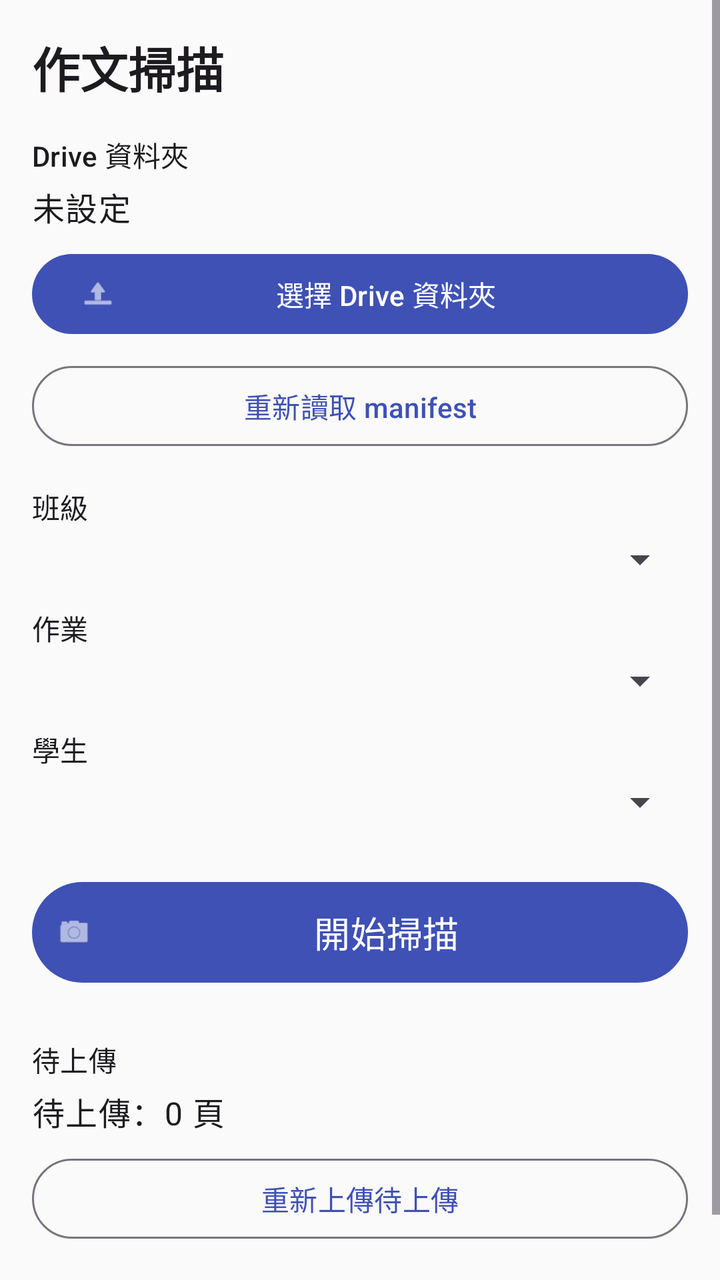
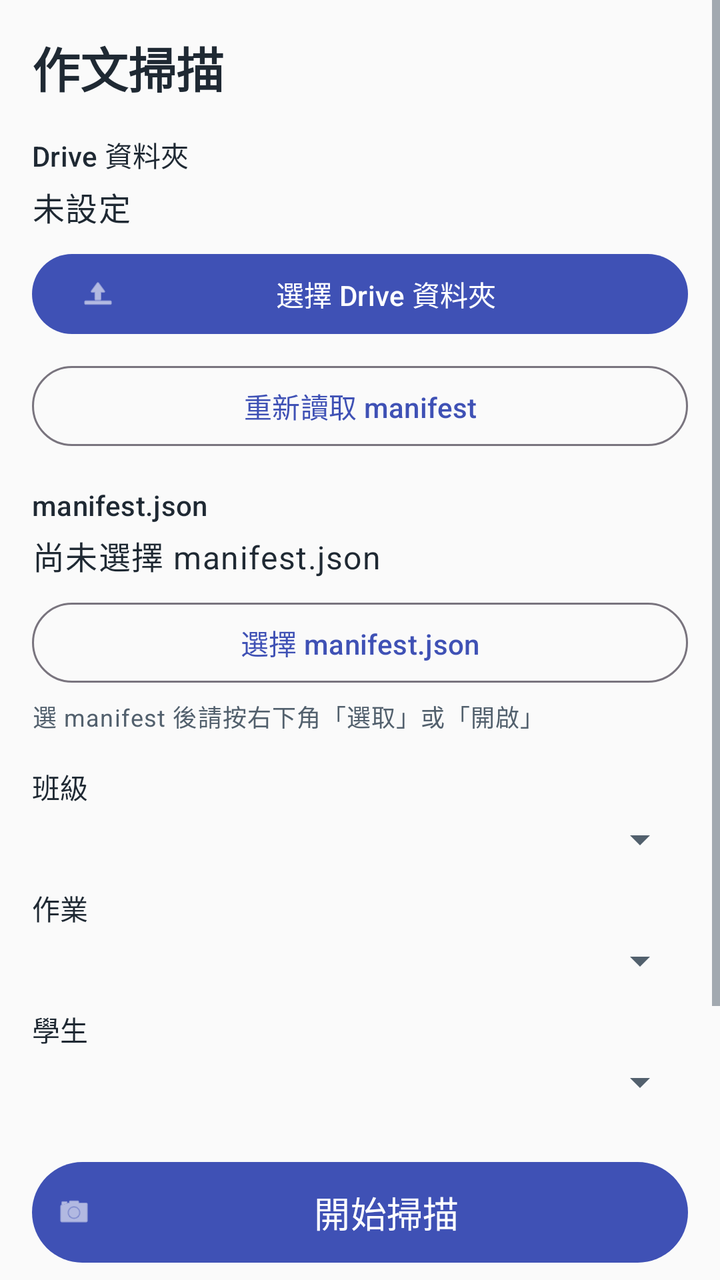

Before-and-after screenshots of an Android layout around one commit, followed by the original layout XML and the change that was made.
<!-- AndroidManifest.xml: application theme Theme.EssayGrader -->
<!-- res/layout/activity_main.xml -->
<?xml version="1.0" encoding="utf-8"?>
<ScrollView xmlns:android="http://schemas.android.com/apk/res/android"
    xmlns:app="http://schemas.android.com/apk/res-auto"
    android:layout_width="match_parent"
    android:layout_height="match_parent"
    android:fillViewport="true">

    <LinearLayout
        android:layout_width="match_parent"
        android:layout_height="wrap_content"
        android:orientation="vertical"
        android:padding="16dp">

        <TextView
            android:id="@+id/titleText"
            android:layout_width="match_parent"
            android:layout_height="wrap_content"
            android:text="@string/title"
            android:textAppearance="?attr/textAppearanceHeadlineSmall"
            android:textStyle="bold" />

        <TextView
            android:layout_width="match_parent"
            android:layout_height="wrap_content"
            android:layout_marginTop="16dp"
            android:text="@string/drive_status_label"
            android:textAppearance="?attr/textAppearanceTitleSmall" />

        <TextView
            android:id="@+id/driveStatusText"
            android:layout_width="match_parent"
            android:layout_height="wrap_content"
            android:layout_marginTop="4dp"
            android:text="@string/drive_not_set"
            android:textAppearance="?attr/textAppearanceBodyLarge" />

        <com.google.android.material.button.MaterialButton
            android:id="@+id/chooseDriveButton"
            android:layout_width="match_parent"
            android:layout_height="wrap_content"
            android:layout_marginTop="8dp"
            android:text="@string/choose_drive"
            app:icon="@android:drawable/ic_menu_upload" />

        <com.google.android.material.button.MaterialButton
            android:id="@+id/reloadManifestButton"
            style="@style/Widget.Material3.Button.OutlinedButton"
            android:layout_width="match_parent"
            android:layout_height="wrap_content"
            android:layout_marginTop="8dp"
            android:text="@string/reload_manifest" />

        <TextView
            android:layout_width="match_parent"
            android:layout_height="wrap_content"
            android:layout_marginTop="16dp"
            android:text="@string/label_class"
            android:textAppearance="?attr/textAppearanceTitleSmall" />

        <Spinner
            android:id="@+id/classSpinner"
            android:layout_width="match_parent"
            android:layout_height="wrap_content"
            android:layout_marginTop="4dp" />

        <TextView
            android:layout_width="match_parent"
            android:layout_height="wrap_content"
            android:layout_marginTop="12dp"
            android:text="@string/label_assignment"
            android:textAppearance="?attr/textAppearanceTitleSmall" />

        <Spinner
            android:id="@+id/assignmentSpinner"
            android:layout_width="match_parent"
            android:layout_height="wrap_content"
            android:layout_marginTop="4dp" />

        <TextView
            android:layout_width="match_parent"
            android:layout_height="wrap_content"
            android:layout_marginTop="12dp"
            android:text="@string/label_student"
            android:textAppearance="?attr/textAppearanceTitleSmall" />

        <Spinner
            android:id="@+id/studentSpinner"
            android:layout_width="match_parent"
            android:layout_height="wrap_content"
            android:layout_marginTop="4dp" />

        <com.google.android.material.button.MaterialButton
            android:id="@+id/scanButton"
            android:layout_width="match_parent"
            android:layout_height="wrap_content"
            android:layout_marginTop="24dp"
            android:padding="12dp"
            android:text="@string/start_scan"
            android:textSize="18sp"
            app:icon="@android:drawable/ic_menu_camera" />

        <TextView
            android:layout_width="match_parent"
            android:layout_height="wrap_content"
            android:layout_marginTop="24dp"
            android:text="@string/pending_label"
            android:textAppearance="?attr/textAppearanceTitleSmall" />

        <TextView
            android:id="@+id/pendingStatusText"
            android:layout_width="match_parent"
            android:layout_height="wrap_content"
            android:layout_marginTop="4dp"
            android:text="@string/pending_status"
            android:textAppearance="?attr/textAppearanceBodyLarge" />

        <com.google.android.material.button.MaterialButton
            android:id="@+id/retryUploadButton"
            style="@style/Widget.Material3.Button.OutlinedButton"
            android:layout_width="match_parent"
            android:layout_height="wrap_content"
            android:layout_marginTop="8dp"
            android:text="@string/retry_upload" />

        <TextView
            android:id="@+id/messageText"
            android:layout_width="match_parent"
            android:layout_height="wrap_content"
            android:layout_marginTop="16dp"
            android:textAppearance="?attr/textAppearanceBodyMedium"
            android:textColor="?android:attr/textColorSecondary" />

    </LinearLayout>
</ScrollView>
<!-- resources referenced by this layout -->
<resources>
  <string name="choose_drive">選擇 Drive 資料夾</string>
  <string name="drive_not_set">未設定</string>
  <string name="drive_status_label">Drive 資料夾</string>
  <string name="label_assignment">作業</string>
  <string name="label_class">班級</string>
  <string name="label_student">學生</string>
  <string name="pending_label">待上傳</string>
  <string name="pending_status">待上傳：0 頁</string>
  <string name="reload_manifest">重新讀取 manifest</string>
  <string name="retry_upload">重新上傳待上傳</string>
  <string name="start_scan">開始掃描</string>
  <string name="title">作文掃描</string>
  <style name="Theme.EssayGrader" parent="Theme.Material3.DayNight.NoActionBar">
          <item name="colorPrimary">@color/primary</item>
          <item name="colorOnPrimary">@color/on_primary</item>
          <item name="colorPrimaryDark">@color/primary_dark</item>
          <item name="android:colorBackground">@color/background</item>
          <item name="android:statusBarColor">@color/primary_dark</item>
      </style>
  <color name="primary">#3F51B5</color>
  <color name="on_primary">#FFFFFF</color>
  <color name="primary_dark">#303F9F</color>
  <color name="background">#FAFAFA</color>
</resources>

<!-- the commit's change to res/layout/activity_main.xml (unified diff, before → after) -->
@@ -1,6 +1,7 @@
 <?xml version="1.0" encoding="utf-8"?>
 <ScrollView xmlns:android="http://schemas.android.com/apk/res/android"
     xmlns:app="http://schemas.android.com/apk/res-auto"
+    android:id="@+id/mainScroll"
     android:layout_width="match_parent"
     android:layout_height="match_parent"
     android:fillViewport="true">
@@ -19,38 +20,97 @@
             android:textAppearance="?attr/textAppearanceHeadlineSmall"
             android:textStyle="bold" />
 
+        <LinearLayout
+            android:id="@+id/setupPanel"
+            android:layout_width="match_parent"
+            android:layout_height="wrap_content"
+            android:orientation="vertical">
+
+            <TextView
+                android:layout_width="match_parent"
+                android:layout_height="wrap_content"
+                android:layout_marginTop="16dp"
+                android:text="@string/drive_status_label"
+                android:textAppearance="?attr/textAppearanceTitleSmall" />
+
+            <TextView
+                android:id="@+id/driveStatusText"
+                android:layout_width="match_parent"
+                android:layout_height="wrap_content"
+                android:layout_marginTop="4dp"
+                android:text="@string/drive_not_set"
+                android:textAppearance="?attr/textAppearanceBodyLarge" />
+
+            <com.google.android.material.button.MaterialButton
+                android:id="@+id/chooseDriveButton"
+                android:layout_width="match_parent"
+                android:layout_height="wrap_content"
+                android:layout_marginTop="8dp"
+                android:text="@string/choose_drive"
+                app:icon="@android:drawable/ic_menu_upload" />
+
+            <com.google.android.material.button.MaterialButton
+                android:id="@+id/reloadManifestButton"
+                style="@style/Widget.Material3.Button.OutlinedButton"
+                android:layout_width="match_parent"
+                android:layout_height="wrap_content"
+                android:layout_marginTop="8dp"
+                android:text="@string/reload_manifest" />
+
+            <TextView
+                android:layout_width="match_parent"
+                android:layout_height="wrap_content"
+                android:layout_marginTop="16dp"
+                android:text="@string/manifest_status_label"
+                android:textAppearance="?attr/textAppearanceTitleSmall" />
+
+            <TextView
+                android:id="@+id/manifestStatusText"
+                android:layout_width="match_parent"
+                android:layout_height="wrap_content"
+                android:layout_marginTop="4dp"
+                android:text="@string/manifest_not_set"
+                android:textAppearance="?attr/textAppearanceBodyLarge" />
+
+            <com.google.android.material.button.MaterialButton
+                android:id="@+id/chooseManifestButton"
+                style="@style/Widget.Material3.Button.OutlinedButton"
+                android:layout_width="match_parent"
+                android:layout_height="wrap_content"
+                android:layout_marginTop="8dp"
+                android:text="@string/choose_manifest" />
+
+            <TextView
+                android:id="@+id/manifestPickHint"
+                android:layout_width="match_parent"
+                android:layout_height="wrap_content"
+                android:layout_marginTop="4dp"
+                android:text="@string/manifest_pick_hint"
+                android:textAppearance="?attr/textAppearanceBodySmall"
+                android:textColor="?android:attr/textColorSecondary" />
+
+        </LinearLayout>
+
         <TextView
+            android:id="@+id/setupSummaryText"
             android:layout_width="match_parent"
             android:layout_height="wrap_content"
             android:layout_marginTop="16dp"
-            android:text="@string/drive_status_label"
-            android:textAppearance="?attr/textAppearanceTitleSmall" />
-
-        <TextView
-            android:id="@+id/driveStatusText"
-            android:layout_width="match_parent"
-            android:layout_height="wrap_content"
-            android:layout_marginTop="4dp"
-            android:text="@string/drive_not_set"
-            android:textAppearance="?attr/textAppearanceBodyLarge" />
+            android:textAppearance="?attr/textAppearanceBodyMedium"
+            android:textColor="?android:attr/textColorSecondary"
+            android:visibility="gone" />
 
         <com.google.android.material.button.MaterialButton
-            android:id="@+id/chooseDriveButton"
-            android:layout_width="match_parent"
-            android:layout_height="wrap_content"
-            android:layout_marginTop="8dp"
-            android:text="@string/choose_drive"
-            app:icon="@android:drawable/ic_menu_upload" />
-
-        <com.google.android.material.button.MaterialButton
-            android:id="@+id/reloadManifestButton"
+            android:id="@+id/toggleSetupButton"
             style="@style/Widget.Material3.Button.OutlinedButton"
             android:layout_width="match_parent"
             android:layout_height="wrap_content"
             android:layout_marginTop="8dp"
-            android:text="@string/reload_manifest" />
+            android:text="@string/toggle_setup"
+            android:visibility="gone" />
 
         <TextView
+            android:id="@+id/classLabel"
             android:layout_width="match_parent"
             android:layout_height="wrap_content"
             android:layout_marginTop="16dp"
<!-- resource entries referenced after the edit -->
@@ -1,27 +1,42 @@
 <!-- resources referenced by this layout -->
 <resources>
   <string name="choose_drive">選擇 Drive 資料夾</string>
+  <string name="choose_manifest">選擇 manifest.json</string>
   <string name="drive_not_set">未設定</string>
   <string name="drive_status_label">Drive 資料夾</string>
   <string name="label_assignment">作業</string>
   <string name="label_class">班級</string>
   <string name="label_student">學生</string>
+  <string name="manifest_not_set">尚未選擇 manifest.json</string>
+  <string name="manifest_pick_hint">選 manifest 後請按右下角「選取」或「開啟」</string>
+  <string name="manifest_status_label">manifest.json</string>
   <string name="pending_label">待上傳</string>
   <string name="pending_status">待上傳：0 頁</string>
   <string name="reload_manifest">重新讀取 manifest</string>
   <string name="retry_upload">重新上傳待上傳</string>
   <string name="start_scan">開始掃描</string>
   <string name="title">作文掃描</string>
-  <style name="Theme.EssayGrader" parent="Theme.Material3.DayNight.NoActionBar">
+  <string name="toggle_setup">變更設定</string>
+  <style name="Theme.EssayGrader" parent="Theme.Material3.Light.NoActionBar">
           <item name="colorPrimary">@color/primary</item>
           <item name="colorOnPrimary">@color/on_primary</item>
           <item name="colorPrimaryDark">@color/primary_dark</item>
+          <item name="colorOnBackground">@color/on_background</item>
+          <item name="colorOnSurface">@color/on_surface</item>
+          <item name="colorOnSurfaceVariant">@color/on_surface_variant</item>
           <item name="android:colorBackground">@color/background</item>
+          <item name="android:textColorPrimary">@color/on_surface</item>
+          <item name="android:textColorSecondary">@color/on_surface_variant</item>
           <item name="android:statusBarColor">@color/primary_dark</item>
+          <item name="android:windowLightStatusBar">false</item>
+          <item name="android:forceDarkAllowed">false</item>
       </style>
   <color name="primary">#3F51B5</color>
   <color name="on_primary">#FFFFFF</color>
   <color name="primary_dark">#303F9F</color>
+  <color name="on_background">#1F2933</color>
+  <color name="on_surface">#1F2933</color>
+  <color name="on_surface_variant">#52606D</color>
   <color name="background">#FAFAFA</color>
 </resources>
 
